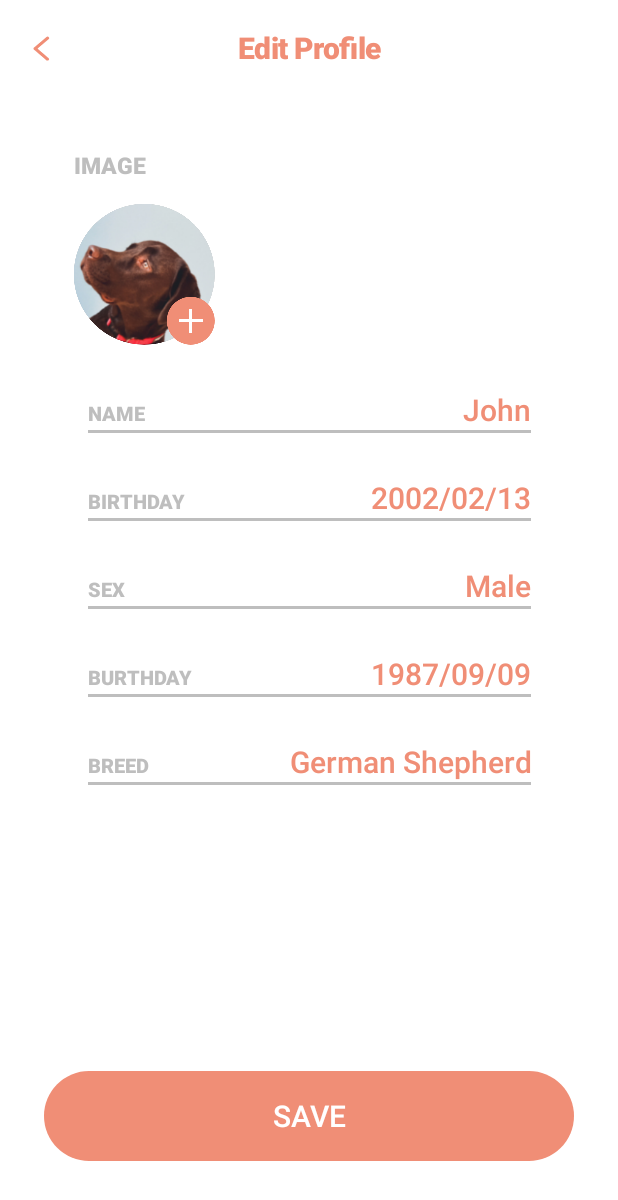
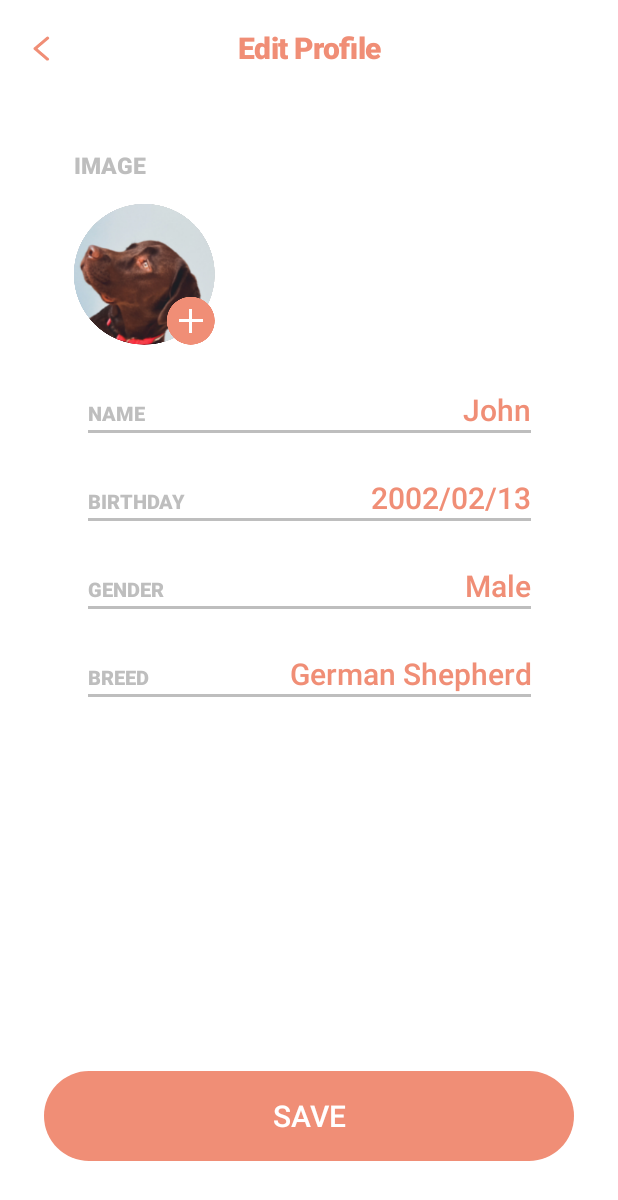
Before and after one commit to StevenHeo/PetCare, an Android app: the EditActivity screen opened directly, with no data from a screen before it, on a phone screen of 412 x 824 dp. Shown: the top 1200 px of the screen. Run offline under Robolectric (Android 15) with nearby library versions, the phone set to English and light mode, and no system bars.

Commit message:
Fix text name at profile activity
- set backpressed function

```diff
--- a/app/src/main/java/com/jeongseok/petcare/EditActivity.java
+++ b/app/src/main/java/com/jeongseok/petcare/EditActivity.java
@@ -4,6 +4,7 @@ import android.content.Intent;
 import android.os.Bundle;
 import android.view.View;
 import android.widget.Button;
+import android.widget.ImageView;
 
 import androidx.annotation.Nullable;
 import androidx.appcompat.app.AppCompatActivity;
@@ -11,17 +12,25 @@ import androidx.appcompat.app.AppCompatActivity;
 public class EditActivity extends AppCompatActivity {
 
     private Button editButton;
+    private ImageView backButton;
     @Override
     protected void onCreate(@Nullable Bundle savedInstanceState) {
         super.onCreate(savedInstanceState);
         setContentView(R.layout.activity_edit_profile);
         editButton = (Button)findViewById(R.id.editSave_btn);
+        backButton = (ImageView)findViewById(R.id.backbtn_image);
+
+        backButton.setOnClickListener(new View.OnClickListener() {
+            @Override
+            public void onClick(View view) {
+                onBackPressed();
+            }
+        });
 
         editButton.setOnClickListener(new View.OnClickListener() {
             @Override
             public void onClick(View v) {
-                Intent next_intent = new Intent(EditActivity.this,HomeActivity.class);
-                startActivity(next_intent);
+                onBackPressed();
             }
         });
     }
--- a/app/src/main/res/layout/activity_edit_profile.xml
+++ b/app/src/main/res/layout/activity_edit_profile.xml
@@ -170,11 +170,10 @@
                 android:layout_height="wrap_content"
                 android:fontFamily="sans-serif-medium"
                 android:lineSpacingExtra="1sp"
-                android:text="SEX"
+                android:text="GENDER"
                 android:textColor="#bebebe"
                 android:textSize="13sp"
-                android:textStyle="bold"
-                />
+                android:textStyle="bold" />
 
             <EditText
                 android:layout_weight="8"
@@ -196,42 +195,7 @@
             android:layout_width="wrap_content"
             android:layout_height="wrap_content"
             android:src="@drawable/line_icon" />
-        <LinearLayout
-            android:layout_marginTop="29dp"
-            android:layout_width="match_parent"
-            android:layout_height="wrap_content"
-            android:orientation="horizontal">
-            <TextView
-                android:layout_width="wrap_content"
-                android:layout_height="wrap_content"
-                android:fontFamily="sans-serif-medium"
-                android:lineSpacingExtra="1sp"
-                android:text="BURTHDAY"
-                android:textColor="#bebebe"
-                android:textSize="13sp"
-                android:textStyle="bold"/>
 
-            <EditText
-                android:layout_weight="8"
-                android:background="@null"
-                android:id="@+id/editText"
-                android:layout_width="wrap_content"
-                android:layout_height="wrap_content"
-                android:fontFamily="sans-serif-medium"
-                android:gravity="end"
-                android:lineSpacingExtra="6sp"
-                android:textColor="#f08e76"
-                android:textSize="20sp"
-                android:textStyle="normal"
-                android:hint="1987/09/09"
-                android:textColorHint="#f08e76"
-                android:inputType="date"
-                />
-        </LinearLayout>
-        <ImageView
-            android:layout_width="wrap_content"
-            android:layout_height="wrap_content"
-            android:src="@drawable/line_icon" />
         <LinearLayout
             android:layout_marginTop="29dp"
             android:layout_width="match_parent"
```
Also changed, not shown: app/src/main/res/layout/fragment_profile.xml (+8 -33 lines).
